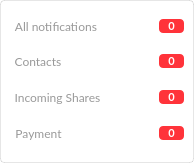
Above: src/MEGASync/gui/macx/FilterAlertWidget.ui from meganz/MEGAsync before the change. Below: the same form after it.
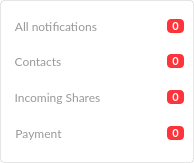
That is the form after the change. Icons and pictures are not drawn.

What changed in the file:
```diff
--- a/src/MEGASync/gui/macx/FilterAlertWidget.ui
+++ b/src/MEGASync/gui/macx/FilterAlertWidget.ui
@@ -143,6 +143,12 @@
          </item>
          <item>
           <widget class="QToolButton" name="bNumberNotifications">
+           <property name="sizePolicy">
+            <sizepolicy hsizetype="Minimum" vsizetype="Fixed">
+             <horstretch>0</horstretch>
+             <verstretch>0</verstretch>
+            </sizepolicy>
+           </property>
            <property name="minimumSize">
             <size>
              <width>14</width>
@@ -165,8 +171,6 @@
 font-family: Lato;
 font-size: 11px;
 border-radius: 4px;
-padding-left: 4px;
-padding-right: 4px;
 }</string>
            </property>
            <property name="text">
@@ -335,8 +339,6 @@
 font-family: Lato;
 font-size: 11px;
 border-radius: 4px;
-padding-left: 4px;
-padding-right: 4px;
 }</string>
               </property>
               <property name="text">
@@ -431,6 +433,12 @@
             </item>
             <item>
              <widget class="QToolButton" name="bNumberNotificationsShares">
+              <property name="sizePolicy">
+               <sizepolicy hsizetype="Minimum" vsizetype="Fixed">
+                <horstretch>0</horstretch>
+                <verstretch>0</verstretch>
+               </sizepolicy>
+              </property>
               <property name="minimumSize">
                <size>
                 <width>14</width>
@@ -453,8 +461,6 @@
 font-family: Lato;
 font-size: 11px;
 border-radius: 4px;
-padding-left: 4px;
-padding-right: 4px;
 }</string>
               </property>
               <property name="text">
@@ -539,6 +545,9 @@
               <property name="orientation">
                <enum>Qt::Horizontal</enum>
               </property>
+              <property name="sizeType">
+               <enum>QSizePolicy::Expanding</enum>
+              </property>
               <property name="sizeHint" stdset="0">
                <size>
                 <width>2</width>
@@ -550,7 +559,7 @@
             <item>
              <widget class="QToolButton" name="bNumberNotificationsPayments">
               <property name="sizePolicy">
-               <sizepolicy hsizetype="Fixed" vsizetype="Fixed">
+               <sizepolicy hsizetype="Minimum" vsizetype="Fixed">
                 <horstretch>0</horstretch>
                 <verstretch>0</verstretch>
                </sizepolicy>
@@ -577,8 +586,6 @@
 font-family: Lato;
 font-size: 11px;
 border-radius: 4px;
-padding-left: 4px;
-padding-right: 4px;
 }</string>
               </property>
               <property name="text">
```
